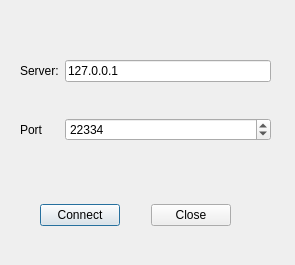
Before: the Qt Designer form src/pn/connect.ui in Artimi/icp_pn, drawn with Qt 5.
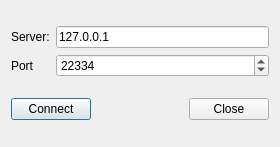
After: the same form once the commit is applied.

Patch:
```diff
--- a/src/pn/connect.ui
+++ b/src/pn/connect.ui
@@ -6,22 +6,15 @@
    <rect>
     <x>0</x>
     <y>0</y>
-    <width>295</width>
-    <height>265</height>
+    <width>280</width>
+    <height>147</height>
    </rect>
   </property>
   <property name="windowTitle">
    <string>Dialog</string>
   </property>
-  <widget class="QWidget" name="">
-   <property name="geometry">
-    <rect>
-     <x>20</x>
-     <y>30</y>
-     <width>251</width>
-     <height>141</height>
-    </rect>
-   </property>
+  <layout class="QGridLayout" name="gridLayout_2">
+   <item row="0" column="0">
    <layout class="QGridLayout" name="gridLayout">
     <item row="0" column="0">
      <widget class="QLabel" name="label">
@@ -55,16 +48,8 @@
      </widget>
     </item>
    </layout>
-  </widget>
-  <widget class="QWidget" name="">
-   <property name="geometry">
-    <rect>
-     <x>40</x>
-     <y>200</y>
-     <width>191</width>
-     <height>31</height>
-    </rect>
-   </property>
+   </item>
+   <item row="1" column="0">
    <layout class="QHBoxLayout" name="horizontalLayout">
     <item>
      <widget class="QPushButton" name="PBconnect">
@@ -84,7 +69,8 @@
      </widget>
     </item>
    </layout>
-  </widget>
+   </item>
+  </layout>
  </widget>
  <resources/>
  <connections>
```
Left out of the diff: 3 changed lines with no effect on the pictures. Lines whose indentation alone changed are shown as unchanged.
